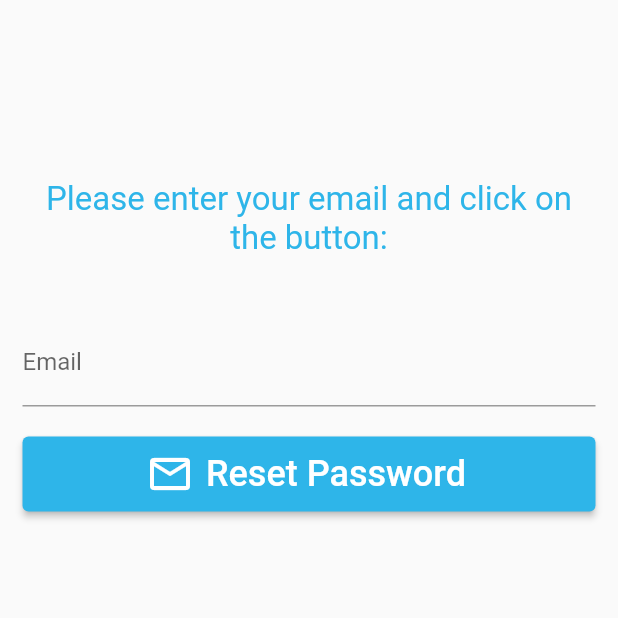
After one commit to jordanovvvv/MIS_Lab5, a Flutter app: the screen it shows after launch, after a tap on "Forgot Password?", on a phone screen of 412 x 824 dp, the top half of it. The commit adds this screen. Run offline on Flutter 3.47's test engine with Material 2 defaults, Android fonts, the phone set to English and light mode, and no system bars; our stand-ins replace email_validator, firebase_auth, firebase_core, nanoid; missing offline and left inert: flutter_clean_calendar; accounts and stored records are empty; network calls fail; Roboto replaces fonts that are missing (Calibri).

Commit message:
Added ForgotPasswordPage

```diff
--- /dev/null
+++ b/lib/widgets/ForgotPasswordPage.dart
@@ -0,0 +1,101 @@
+import 'package:firebase_auth/firebase_auth.dart';
+import 'package:flutter/cupertino.dart';
+import 'package:flutter/material.dart';
+import 'package:email_validator/email_validator.dart';
+import 'package:lab4_mis/widgets/LoginWidget.dart';
+
+import '../model/utils.dart';
+
+class ForgotPasswordPage extends StatefulWidget{
+    @override
+    _ForgotPasswordPageState createState() => _ForgotPasswordPageState();
+}
+class _ForgotPasswordPageState extends State<ForgotPasswordPage>{
+   final formKey = GlobalKey<FormState>();
+  final emailController = TextEditingController();
+
+  @override
+  void dispose(){
+    emailController.dispose();
+
+    super.dispose();
+  }
+
+  Future resetPassword() async {
+    showDialog(
+        context: context,
+        barrierDismissible: false,
+        builder: (context) => Center(
+            child: CircularProgressIndicator()
+        )
+    );
+
+    try{
+      await FirebaseAuth.instance
+          .sendPasswordResetEmail(email: emailController.text.trim());
+
+      Utils.showSnackBar('Password Reset Email Sent');
+    } on FirebaseAuthException catch(e){
+      print(e);
+
+      Utils.showSnackBar(e.message);
+    }
+    Navigator.pop(context);
+  }
+
+  @override
+  Widget build(BuildContext context) {
+    return MaterialApp(
+      home: Scaffold(
+        body: SingleChildScrollView(
+            padding: EdgeInsets.only(top: 120, left: 15, right: 15),
+            child: Form(
+              key: formKey,
+              child: Column(
+                mainAxisAlignment: MainAxisAlignment.center,
+                children: [
+                  const Text(
+                    'Please enter your email and click on the button:',
+                    textAlign: TextAlign.center,
+                    style: TextStyle(
+                        fontSize: 22,
+                        fontFamily: 'Calibri',
+                        color: Color(0xFF2eb5e9)
+                    ),
+                  ),
+                  SizedBox(height: 40),
+                  TextFormField(
+                    controller: emailController,
+                    cursorColor: Colors.white,
+                    textInputAction: TextInputAction.next,
+                    decoration: InputDecoration(labelText: 'Email'),
+                    autovalidateMode: AutovalidateMode.onUserInteraction,
+                    validator: (email) =>
+                    email != null && !EmailValidator.validate(email)
+                        ? 'Enter a valid email' : null,
+                  ),
+                  SizedBox(height: 20),
+                  ElevatedButton.icon(
+                    style: ElevatedButton.styleFrom(
+                        minimumSize: Size.fromHeight(50),
+                        backgroundColor: Color(0xFF2eb5e9)
+                    ),
+                    icon: Icon(Icons.email_outlined, size: 32),
+                    label: Text(
+                      'Reset Password',
+                      style: TextStyle(fontSize: 24),
+                    ),
+                    onPressed: resetPassword,
+                  ),
+                ],
+              ),
+            )
+
+        ),
+      )
+    );
+
+  }
+
+
+}
--- a/lib/widgets/LoginWidget.dart
+++ b/lib/widgets/LoginWidget.dart
@@ -2,6 +2,7 @@ import 'package:flutter/cupertino.dart';
 import 'package:flutter/gestures.dart';
 import 'package:flutter/material.dart';
 import 'package:firebase_auth/firebase_auth.dart';
+import 'package:lab4_mis/widgets/ForgotPasswordPage.dart';
 
 import '../model/utils.dart';
 
@@ -97,7 +98,16 @@ class _LoginWidgetState extends State<LoginWidget>{
                   ),
                   onPressed: signIn
               ),
-          SizedBox(height: 24),
+              SizedBox(height: 14),
+              TextButton(
+                  onPressed: (){
+                    Navigator.push(context, MaterialPageRoute(builder: (context) =>  ForgotPasswordPage(),
+                    ));
+                  },
+                  child: Text('Forgot Password?')
+              ),
+
+              SizedBox(height: 16),
               RichText(
                 text: TextSpan(
                     text: "No account?  ",
@@ -120,6 +130,7 @@ class _LoginWidgetState extends State<LoginWidget>{
             ],
           ),
         );
+
   }
 
 }
```
Lines whose indentation alone changed are shown as unchanged.
